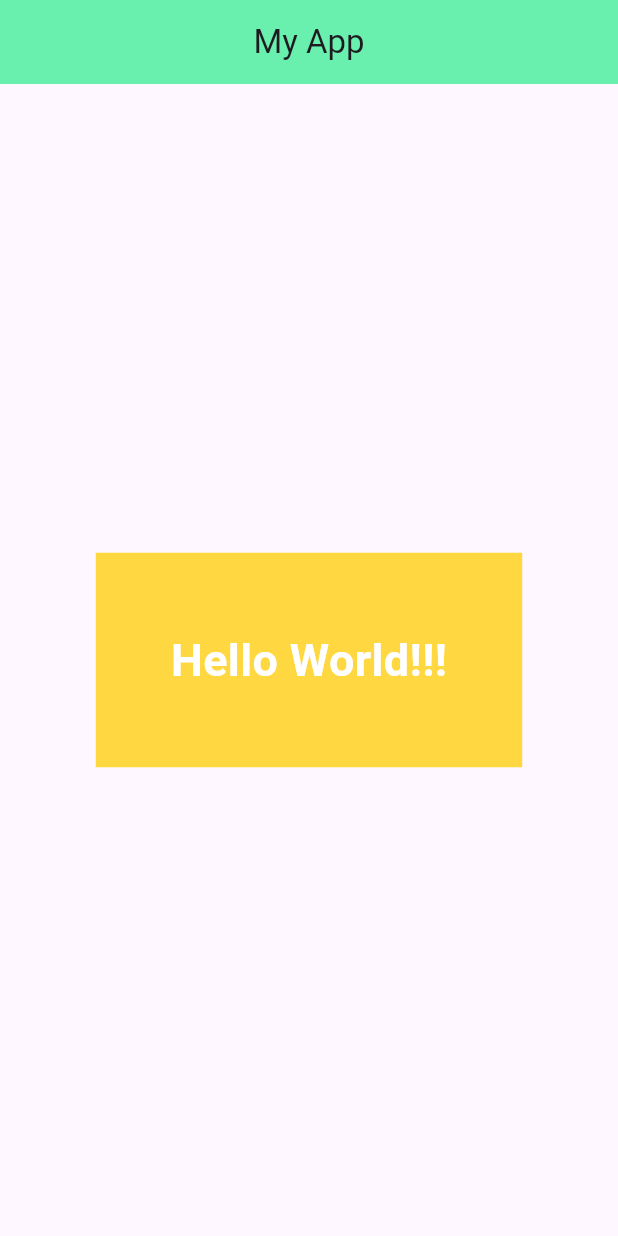
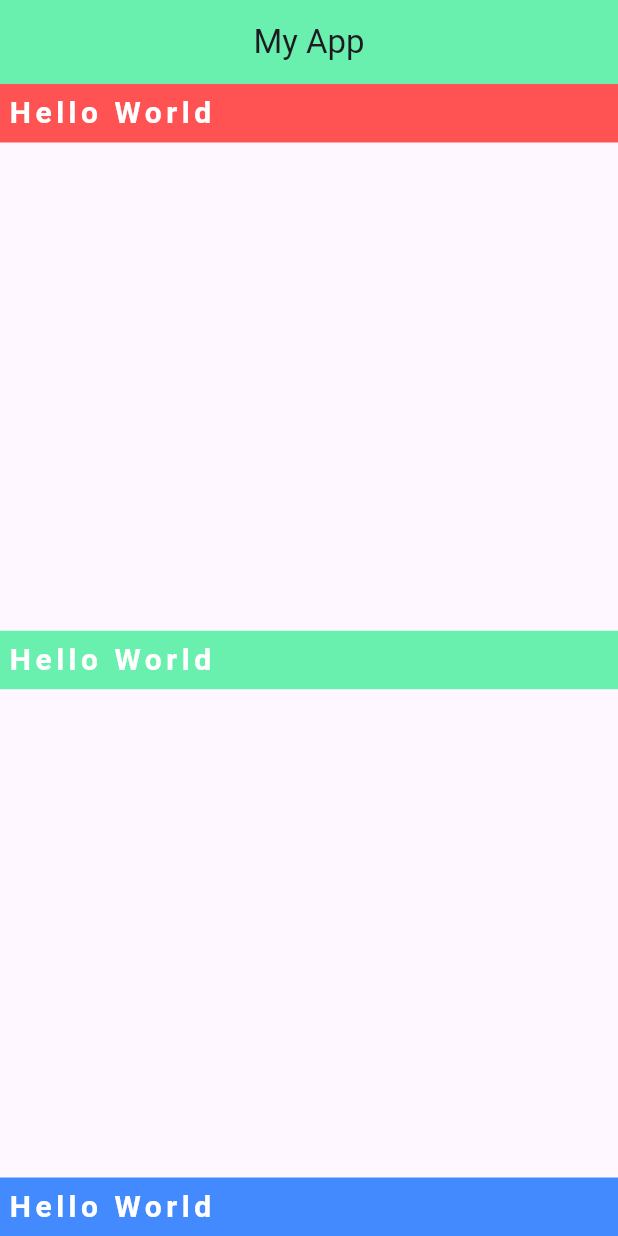
Before and after one commit to SorawitZongkun/learn_flutter_68_1, a Flutter app: the screen it shows after launch, on a phone screen of 412 x 824 dp. Run offline on Flutter 3.47's test engine with Material 3 defaults, Android fonts, the phone set to English and light mode, and no system bars.

Commit message:
Step 5: Row, Column, Main Axis, Cross Axis

```diff
--- a/lib/screen/home.dart
+++ b/lib/screen/home.dart
@@ -5,20 +5,55 @@ class Home extends StatelessWidget {
 
   @override
   Widget build(BuildContext context) {
-    return Center(
-      child: Container(
-        color: Colors.amberAccent,
-        margin: EdgeInsets.symmetric(horizontal: 20, vertical: 10),
-        padding: EdgeInsets.all(50),
-        child: Text(
-          "Hello World!!!",
-          style: TextStyle(
-            fontSize: 30,
-            color: Colors.white,
-            fontWeight: FontWeight.bold,
+    // return Row(
+    return Column(
+      // mainAxisAlignment: MainAxisAlignment.start,
+      // mainAxisAlignment: MainAxisAlignment.center,
+      // mainAxisAlignment: MainAxisAlignment.end,
+      // mainAxisAlignment: MainAxisAlignment.spaceAround,
+      mainAxisAlignment: MainAxisAlignment.spaceBetween,
+      crossAxisAlignment: CrossAxisAlignment.stretch,
+      children: [
+        Container(
+          color: Colors.redAccent,
+          padding: const EdgeInsets.symmetric(horizontal: 5, vertical: 5),
+          child: const Text(
+            'Hello World',
+            style: TextStyle(
+              fontSize: 20,
+              color: Colors.white,
+              fontWeight: FontWeight.bold,
+              letterSpacing: 3,
+            ),
           ),
         ),
-      ),
+        Container(
+          color: Colors.greenAccent,
+          padding: const EdgeInsets.symmetric(horizontal: 5, vertical: 5),
+          child: const Text(
+            'Hello World',
+            style: TextStyle(
+              fontSize: 20,
+              color: Colors.white,
+              fontWeight: FontWeight.bold,
+              letterSpacing: 3,
+            ),
+          ),
+        ),
+        Container(
+          color: Colors.blueAccent,
+          padding: const EdgeInsets.symmetric(horizontal: 5, vertical: 5),
+          child: const Text(
+            'Hello World',
+            style: TextStyle(
+              fontSize: 20,
+              color: Colors.white,
+              fontWeight: FontWeight.bold,
+              letterSpacing: 3,
+            ),
+          ),
+        ),
+      ],
     );
   }
 }
```
